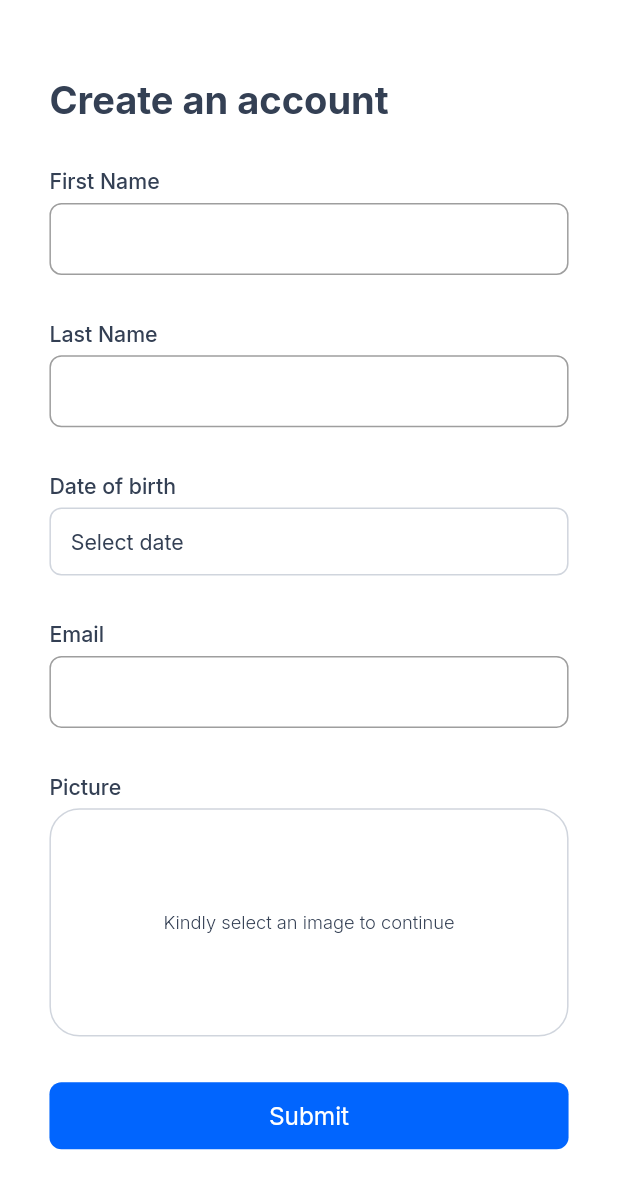
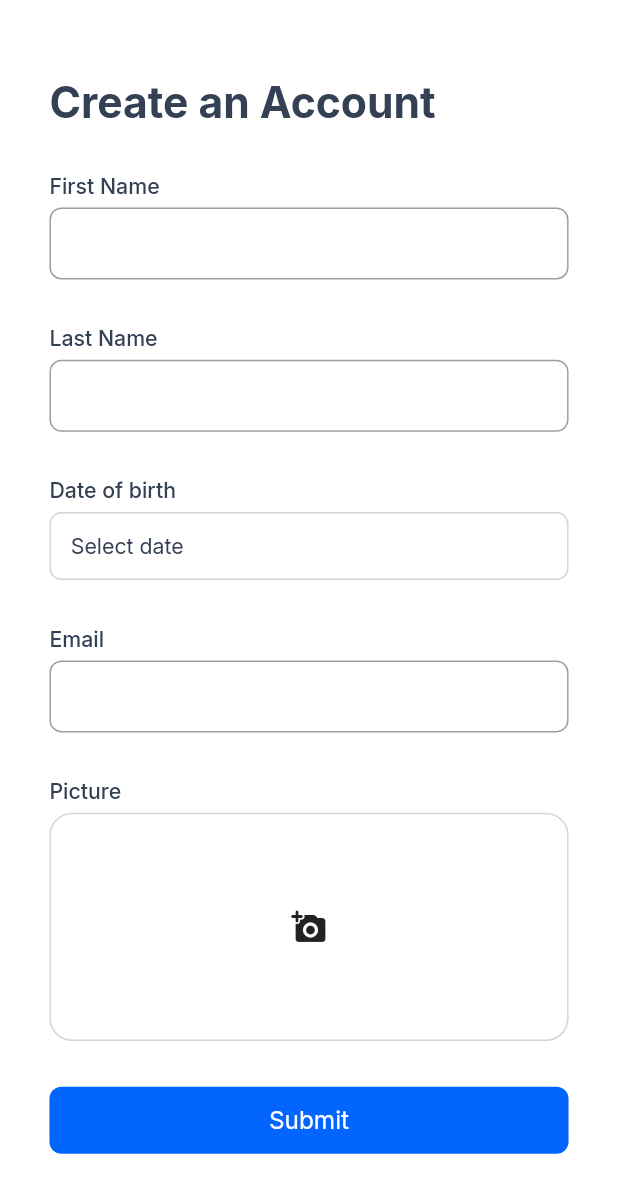
Before and after one commit to Donkelv/cleanArchitectureWithSqflite, a Flutter app: the screen it shows after launch, on a phone screen of 412 x 824 dp. Shown: the top 1193 px of the screen. Run offline on Flutter 3.47's test engine with Material 2 defaults, Android fonts, the light colour scheme and no system bars; our stand-ins replace dartz, flutter_riverpod, flutter_screenutil, fluttertoast, freezed_annotation, google_fonts and 3 more; missing offline and left inert: device_information; accounts and stored records are empty.

Commit message:
pod file update

```diff
--- a/lib/data/repository/database_impl.dart
+++ b/lib/data/repository/database_impl.dart
@@ -46,7 +46,7 @@ class CustomerRegDatabaseRepository
     debugPrint(picture);
 
     CustomerRegEntity value = {
-      'imei': "imei",
+      'imei': imei,
       'firstname': firstName,
       'lastName': lastName,
       'dob': dob,
--- a/lib/main_dev.dart
+++ b/lib/main_dev.dart
@@ -1,6 +1,5 @@
 import 'package:mobile_technology/data/utils/exports.dart';
 import 'package:mobile_technology/route.dart';
-
 
 void main() async {
   WidgetsFlutterBinding.ensureInitialized();
@@ -8,6 +7,7 @@ void main() async {
   var databasesPath = await getDatabasesPath();
   String joinPath = join(databasesPath, 'dev.db');
   String path = joinPath;
+  debugPrint(path);
   FlavorConfig(flavor: Flavor.dev, values: FlavorValues(path: path));
 
   runApp(const RoutePath());
--- a/lib/presentation/screens/home.dart
+++ b/lib/presentation/screens/home.dart
@@ -68,9 +68,9 @@ class _HomeState extends ConsumerState<Home> {
                     height: 50.0.h,
                   ),
                   Text(
-                    "Create an account",
+                    "Create an Account",
                     style: largeTextInter()
-                        .copyWith(color: ColorConst().grayColor700),
+                        .copyWith(color: ColorConst().grayColor700, fontSize: 28.0.sp),
                   ),
                   SizedBox(
                     height: 30.0.h,
--- a/lib/presentation/widgets/picture_image_selector.dart
+++ b/lib/presentation/widgets/picture_image_selector.dart
@@ -21,13 +21,13 @@ class _PictureImageSelectorState extends ConsumerState<PictureImageSelector> {
       width: size.width,
       decoration: BoxDecoration(
         color: ColorConst().whiteColor,
-        borderRadius: BorderRadius.circular(20.0),
+        borderRadius: BorderRadius.circular(15.0),
         border: Border.all(color: ColorConst().grayColor300, width: 1.0),
       ),
       child: Material(
         type: MaterialType.transparency,
         child: InkWell(
-          borderRadius: BorderRadius.circular(20.0),
+          borderRadius: BorderRadius.circular(15.0),
           onTap: () {
             ref.watch(customerRegProvider.notifier).takePicture().then((value) {
               setState(() {
@@ -43,13 +43,11 @@ class _PictureImageSelectorState extends ConsumerState<PictureImageSelector> {
                       .picture
                       .text
                       .isEmpty
-                  ? Text(
-                      "Kindly select an image to continue",
-                      textAlign: TextAlign.center,
-                      style: smallText().copyWith(
-                        color: ColorConst().grayColor700,
-                      ),
-                    )
+
+                  ?
+                  const Icon(Icons.add_a_photo_rounded)
+
+
                   : Image.file(File(
                       ref.watch(customerRegProvider.notifier).picture.text)),
             ),
```
Also changed, not shown: lib/presentation/widgets/passport_image_selector.dart (+3 -7 lines), 3 other files.
